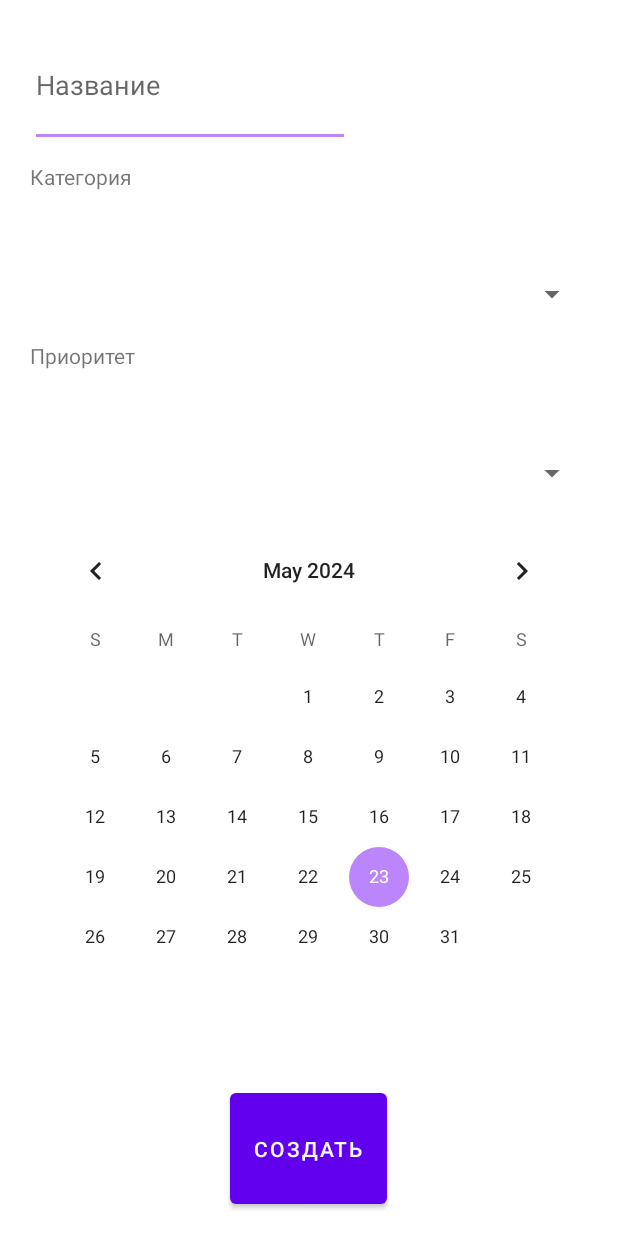
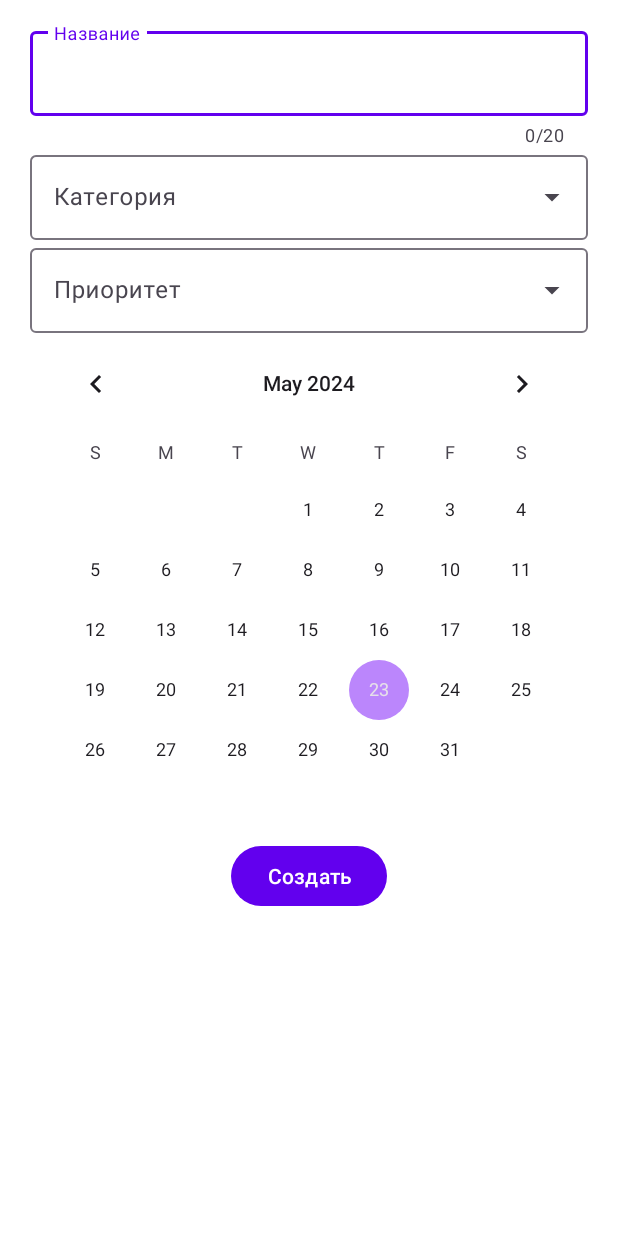
Before and after one commit to Developonz/coursework-oop, an Android app: the layout create_task_menu.xml on its own in the app's theme, with its tools: preview values and no code run, on a phone screen of 412 x 824 dp. Run offline under Robolectric (Android 15) with nearby library versions, the phone set to English and light mode, and no system bars.

Commit message:
change dialog to BottomSheetDialog

```diff
--- a/app/build.gradle.kts
+++ b/app/build.gradle.kts
@@ -45,4 +45,5 @@ dependencies {
     androidTestImplementation(libs.ext.junit)
     androidTestImplementation(libs.espresso.core)
     implementation ("it.xabaras.android:recyclerview-swipedecorator:1.4")
+    implementation ("com.makeramen:roundedimageview:2.3.0")
 }
--- /dev/null
+++ b/app/src/main/res/drawable/bottom_sheet.xml
@@ -0,0 +1,5 @@
+<?xml version="1.0" encoding="utf-8"?>
+<shape android:shape="rectangle" xmlns:android="http://schemas.android.com/apk/res/android">
+    <solid android:color="@color/white" />
+    <corners android:topLeftRadius="25dp" android:topRightRadius="25dp" />
+</shape>
--- a/app/src/main/res/layout/create_task_menu.xml
+++ b/app/src/main/res/layout/create_task_menu.xml
@@ -1,72 +1,74 @@
 <?xml version="1.0" encoding="utf-8"?>
-
 <LinearLayout
     xmlns:android="http://schemas.android.com/apk/res/android"
     xmlns:app="http://schemas.android.com/apk/res-auto"
     android:layout_width="match_parent"
-    android:layout_height="match_parent"
-    android:background="@color/white"
+    android:layout_height="wrap_content"
+    android:background="@drawable/bottom_sheet"
     android:orientation="vertical"
     android:paddingHorizontal="20dp"
-    android:paddingVertical="15dp">
+    android:paddingVertical="15dp"
+    android:theme="@style/MyCustomMaterial3Theme">
 
 
-    <EditText
-        android:id="@+id/titleNewTask"
-        android:layout_width="wrap_content"
+    <com.google.android.material.textfield.TextInputLayout
+        android:layout_width="match_parent"
         android:layout_height="wrap_content"
-        android:layout_marginBottom="10dp"
-        android:layout_weight="1"
-        android:ems="10"
         android:hint="Название"
-        android:inputType="text" />
+        app:counterEnabled="true"
+        app:counterMaxLength="20"
+        app:errorEnabled="true">
 
+        <com.google.android.material.textfield.TextInputEditText
+            android:id="@+id/titleNewTask"
+            android:layout_width="match_parent"
+            android:layout_height="wrap_content"
+            />
 
+    </com.google.android.material.textfield.TextInputLayout>
 
-        <TextView
-            android:id="@+id/categoryTV"
-            android:layout_width="wrap_content"
+    <com.google.android.material.textfield.TextInputLayout
+        style="@style/Widget.Material3.TextInputLayout.OutlinedBox.ExposedDropdownMenu"
+        android:layout_width="match_parent"
+        android:layout_height="wrap_content"
+        android:hint="Категория" >
+
+         <AutoCompleteTextView
+             android:id="@+id/categoryNewTask"
+             android:layout_width="match_parent"
+             android:layout_height="wrap_content"
+             android:inputType="none"
+             app:simpleItems="@array/categories" />
+
+    </com.google.android.material.textfield.TextInputLayout>
+
+    <com.google.android.material.textfield.TextInputLayout
+        style="@style/Widget.Material3.TextInputLayout.OutlinedBox.ExposedDropdownMenu"
+        android:layout_width="match_parent"
+        android:layout_height="wrap_content"
+        android:hint="Приоритет" >
+
+        <AutoCompleteTextView
+            android:id="@+id/priorityNewTask"
+            android:layout_width="match_parent"
             android:layout_height="wrap_content"
-            android:layout_weight="1"
-            android:text="Категория" />
+            android:inputType="none"
+            app:simpleItems="@array/priorities" />
 
-        <Spinner
-            android:id="@+id/categoryNewTask"
-            android:layout_width="wrap_content"
-            android:layout_height="wrap_content"
-            android:layout_weight="1"
-            android:layout_gravity="right"/>
+    </com.google.android.material.textfield.TextInputLayout>
 
-
-
-
-        <TextView
-            android:id="@+id/priorityTV"
-            android:layout_width="wrap_content"
-            android:layout_height="wrap_content"
-            android:layout_weight="1"
-            android:text="Приоритет" />
-
-        <Spinner
-            android:id="@+id/priorityNewTask"
-            android:layout_width="wrap_content"
-            android:layout_height="wrap_content"
-            android:layout_weight="1"
-            android:layout_gravity="right"/>
 
 
     <CalendarView
         android:id="@+id/calendarViewNewTask"
         android:layout_width="match_parent"
-        android:layout_height="wrap_content"
-        android:layout_weight="1" />
+        android:layout_height="wrap_content" />
 
     <Button
         android:id="@+id/createTaskBtn"
         android:layout_width="wrap_content"
         android:layout_height="wrap_content"
         android:layout_gravity="center"
-        android:layout_weight="1"
         android:text="Создать" />
 
 </LinearLayout>
--- /dev/null
+++ b/app/src/main/res/values/arrays.xml
@@ -0,0 +1,17 @@
+<?xml version="1.0" encoding="utf-8"?>
+<resources>
+    <string-array name="categories" >
+        <item >Без категории</item>
+        <item>Личное</item>
+        <item>Учёба</item>
+        <item>Работа</item>
+        <item>Желания</item>
+    </string-array>
+
+    <string-array name="priorities" >
+        <item >Важно - срочно</item>
+        <item>Важно - не срочно</item>
+        <item>Не важно - срочно</item>
+        <item>Не важно - не срочно</item>
+    </string-array>
+</resources>
--- a/app/src/main/res/values/themes.xml
+++ b/app/src/main/res/values/themes.xml
@@ -22,6 +22,16 @@
     <style name="Theme.Planner.AppBarOverlay" parent="ThemeOverlay.AppCompat.Dark.ActionBar" />
 
     <style name="Theme.Planner.PopupOverlay" parent="ThemeOverlay.AppCompat.Light" />
-
+    <style name="MyCustomMaterial3Theme" parent="Theme.Material3.DayNight.NoActionBar">
+        <item name="colorPrimary">@color/purple_500</item>
+        <item name="colorPrimaryVariant">@color/purple_700</item>
+        <item name="colorOnPrimary">@color/white</item>
+        <!-- Secondary brand color. -->
+        <item name="colorSecondary">@color/purple_200</item>
+        <item name="colorSecondaryVariant">@color/teal_700</item>
+        <item name="colorOnSecondary">@color/black</item>
+        <!-- Status bar color. -->
+        <item name="android:statusBarColor">?attr/colorPrimaryVariant</item>
+    </style>
 
 </resources>
```
Also changed, not shown: app/src/main/java/com/example/planner/ui/tasks/TasksFragment.java (+34 -19 lines).
